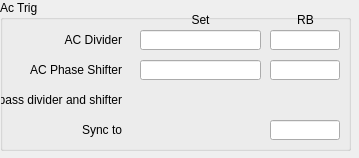
Old version of the form ui/EVG/evg_master_acTrig.ui in the repository epics-modules/mrfioc2.
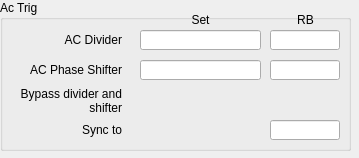
New version of the form. Custom widgets are drawn as their Qt base class.

Commit message: frames and layout correction

Diff of the .ui file:
```diff
--- a/ui/EVG/evg_master_acTrig.ui
+++ b/ui/EVG/evg_master_acTrig.ui
@@ -217,9 +217,9 @@
     <property name="geometry">
      <rect>
       <x>1</x>
-      <y>90</y>
+      <y>85</y>
       <width>121</width>
-      <height>20</height>
+      <height>31</height>
      </rect>
     </property>
     <property name="text">
@@ -228,6 +228,9 @@
     <property name="alignment">
      <set>Qt::AlignRight|Qt::AlignTrailing|Qt::AlignVCenter</set>
     </property>
+    <property name="wordWrap">
+     <bool>true</bool>
+    </property>
    </widget>
    <widget class="caLed" name="caled_2">
     <property name="geometry">
```
Left out of the diff: 6 changed lines with no effect on the pictures. The commit also changes 7 other files.
